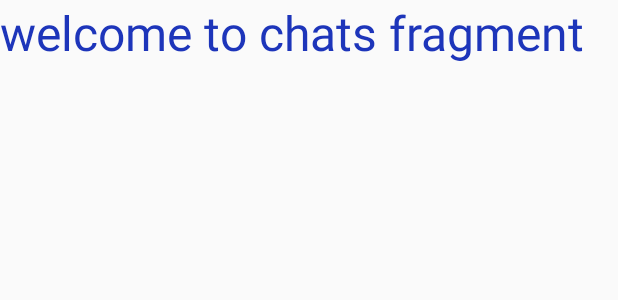
After one commit to TanzimAhad7/project_ece_tanzim, an Android app: the layout fragment_chats.xml on its own in the app's theme, with its tools: preview values and no code run, on a phone screen of 412 x 824 dp. The commit adds this screen. Shown: the top 300 px of the screen. Run offline under Robolectric (Android 15) with nearby library versions, the phone set to English and light mode, and no system bars.

Commit message:
layout updates

```diff
--- /dev/null
+++ b/app/src/main/res/layout/fragment_chats.xml
@@ -0,0 +1,16 @@
+<?xml version="1.0" encoding="utf-8"?>
+<FrameLayout xmlns:android="http://schemas.android.com/apk/res/android"
+    xmlns:tools="http://schemas.android.com/tools"
+    android:layout_width="match_parent"
+    android:layout_height="match_parent"
+    tools:context=".Fragments.ChatsFragment">
+
+    <!-- TODO: Update blank fragment layout -->
+    <TextView
+        android:layout_width="match_parent"
+        android:layout_height="match_parent"
+        android:text="welcome to chats fragment"
+        android:textColor="#1D35BA"
+        android:textSize="32sp" />
+
+</FrameLayout>
```
Also changed, not shown: app/src/main/res/layout/activity_main.xml (+39 -7 lines), app/src/main/res/layout/fragment_users.xml (added, +14 -0 lines), app/src/main/res/layout/user_item.xml (added, +31 -0 lines).
